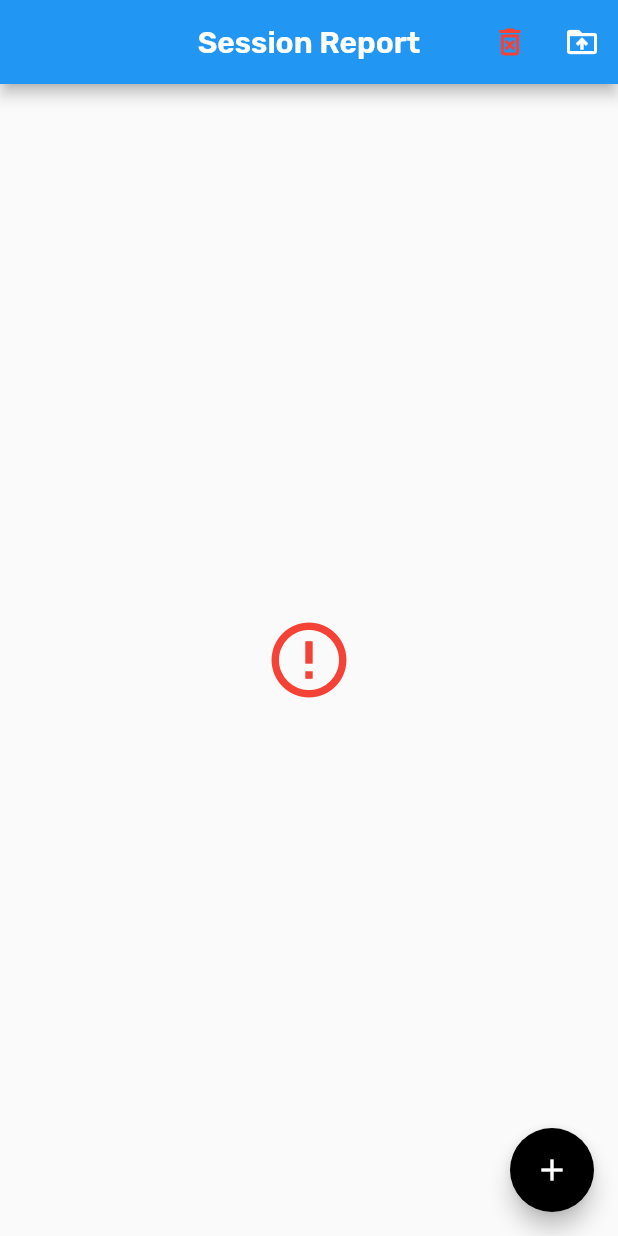
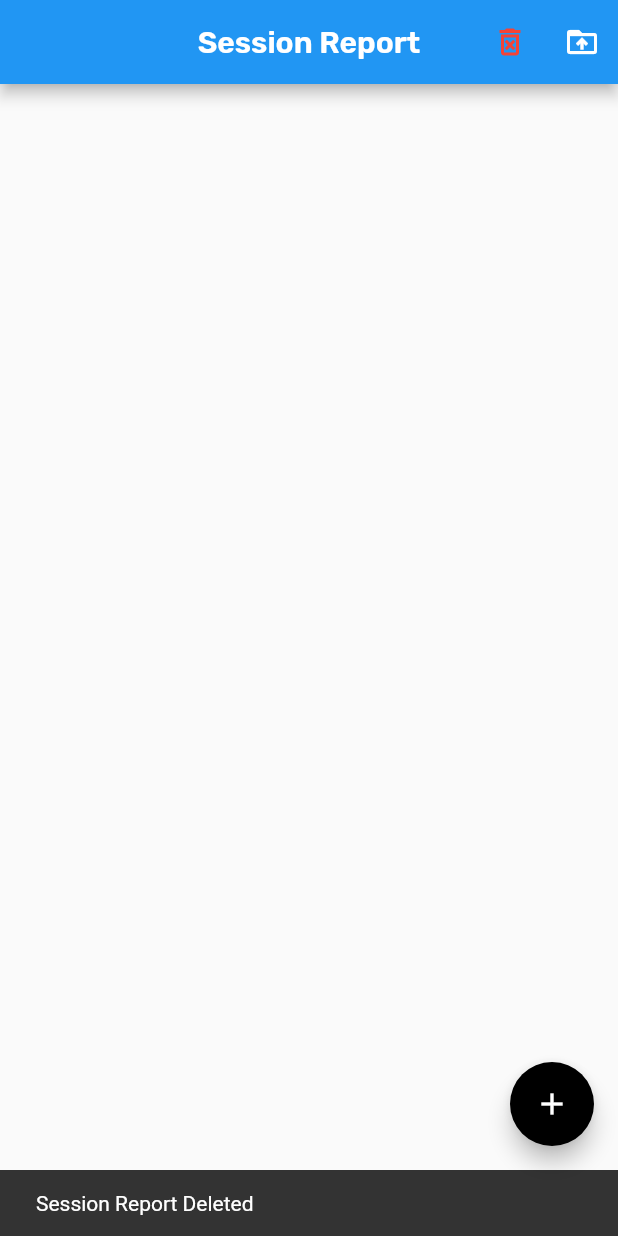
Before and after one commit to EvanCampbellWeiner/PillCounter_Flutter, a Flutter app: the SessionReport screen opened directly, after a tap on the "delete forever" icon, on a phone screen of 412 x 824 dp. Run offline on Flutter 3.47's test engine with Material 2 defaults, Android fonts, the phone set to English and light mode, and no system bars; our stand-ins replace camera, google_fonts, image_picker, shared_preferences; missing offline and left inert: opencv_4, tflite_flutter, tflite_flutter_helper; accounts and stored records are empty.

Commit message:
Updated delete button, and refresh on report deletion.

```diff
--- a/lib/report.dart
+++ b/lib/report.dart
@@ -62,6 +62,9 @@ class _SessionReportState extends State<SessionReport> {
                 onPressed: () {
                   List<PillInformation> empty = [];
                   updatePillInformationList(empty);
+                  setState(() {});
+                  ScaffoldMessenger.of(context).showSnackBar(SnackBar(
+                    content: Text("Session Report Deleted")));
                 },
               ),
               IconButton(
```
